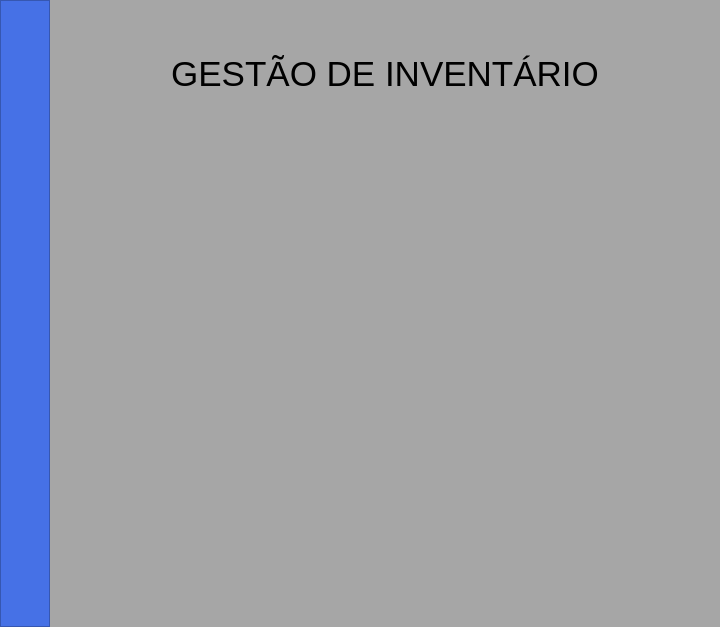
Above: user_interface/design.ui from AlvaroKumaira/app_stock before the change. Below: the same form after it.
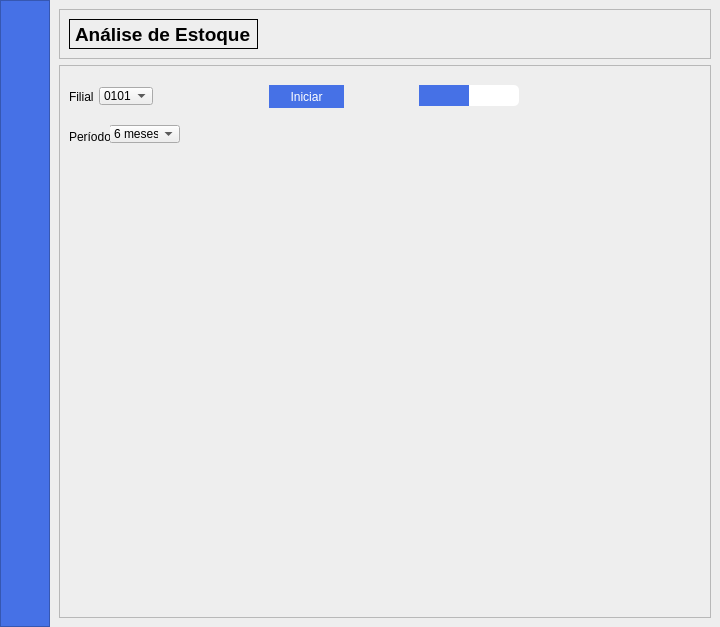
That is the form after the change. Icons and pictures are not drawn.

```diff
--- a/user_interface/design.ui
+++ b/user_interface/design.ui
@@ -361,7 +361,7 @@
           <enum>QFrame::Plain</enum>
          </property>
          <property name="currentIndex">
-          <number>0</number>
+          <number>2</number>
          </property>
          <widget class="QWidget" name="home">
           <property name="styleSheet">
@@ -1049,6 +1049,298 @@
            </item>
           </layout>
          </widget>
+         <widget class="QWidget" name="table_view">
+          <property name="styleSheet">
+           <string notr="true">background-color: rgb(238, 238, 238);</string>
+          </property>
+          <layout class="QVBoxLayout" name="verticalLayout_11">
+           <item>
+            <widget class="QFrame" name="frame">
+             <property name="minimumSize">
+              <size>
+               <width>0</width>
+               <height>50</height>
+              </size>
+             </property>
+             <property name="maximumSize">
+              <size>
+               <width>16777215</width>
+               <height>50</height>
+              </size>
+             </property>
+             <property name="frameShape">
+              <enum>QFrame::StyledPanel</enum>
+             </property>
+             <property name="frameShadow">
+              <enum>QFrame::Raised</enum>
+             </property>
+             <layout class="QHBoxLayout" name="horizontalLayout_4">
+              <item>
+               <widget class="QLabel" name="relat_title_2">
+                <property name="minimumSize">
+                 <size>
+                  <width>100</width>
+                  <height>0</height>
+                 </size>
+                </property>
+                <property name="font">
+                 <font>
+                  <pointsize>14</pointsize>
+                  <weight>75</weight>
+                  <bold>true</bold>
+                 </font>
+                </property>
+                <property name="frameShape">
+                 <enum>QFrame::Box</enum>
+                </property>
+                <property name="text">
+                 <string>Análise de Estoque</string>
+                </property>
+               </widget>
+              </item>
+              <item>
+               <spacer name="horizontalSpacer_12">
+                <property name="orientation">
+                 <enum>Qt::Horizontal</enum>
+                </property>
+                <property name="sizeHint" stdset="0">
+                 <size>
+                  <width>429</width>
+                  <height>20</height>
+                 </size>
+                </property>
+               </spacer>
+              </item>
+             </layout>
+            </widget>
+           </item>
+           <item>
+            <widget class="QFrame" name="table_base_frame">
+             <property name="styleSheet">
+              <string notr="true">background-color: rgb(238, 238, 238);</string>
+             </property>
+             <property name="frameShape">
+              <enum>QFrame::StyledPanel</enum>
+             </property>
+             <property name="frameShadow">
+              <enum>QFrame::Raised</enum>
+             </property>
+             <widget class="QProgressBar" name="table_progressbar">
+              <property name="geometry">
+               <rect>
+                <x>360</x>
+                <y>20</y>
+                <width>100</width>
+                <height>21</height>
+               </rect>
+              </property>
+              <property name="minimumSize">
+               <size>
+                <width>100</width>
+                <height>0</height>
+               </size>
+              </property>
+              <property name="maximumSize">
+               <size>
+                <width>100</width>
+                <height>16777215</height>
+               </size>
+              </property>
+              <property name="focusPolicy">
+               <enum>Qt::WheelFocus</enum>
+              </property>
+              <property name="styleSheet">
+               <string notr="true">QProgressBar {
+    border: 1px black;
+    border-radius: 5px;
+    background-color: rgb(255, 255, 255);  /* Set to your preferred background color */
+    text-align: center;  /* Optional: if you want text centered */
+}
+
+QProgressBar::chunk {
+    background-color: rgb(70, 113, 230);  /* Set to your preferred chunk color */
+    width: 5px;  /* Width of the moving chunk */
+    margin: 0px;  /* Space between individual chunks */
+}</string>
+              </property>
+              <property name="maximum">
+               <number>0</number>
+              </property>
+              <property name="value">
+               <number>-1</number>
+              </property>
+              <property name="textVisible">
+               <bool>false</bool>
+              </property>
+              <property name="invertedAppearance">
+               <bool>false</bool>
+              </property>
+              <property name="format">
+               <string>%p%</string>
+              </property>
+             </widget>
+             <widget class="QComboBox" name="table_filial_select">
+              <property name="geometry">
+               <rect>
+                <x>40</x>
+                <y>22</y>
+                <width>54</width>
+                <height>18</height>
+               </rect>
+              </property>
+              <property name="styleSheet">
+               <string notr="true"/>
+              </property>
+              <property name="currentText">
+               <string>0101</string>
+              </property>
+              <item>
+               <property name="text">
+                <string>0101</string>
+               </property>
+              </item>
+              <item>
+               <property name="text">
+                <string>0103</string>
+               </property>
+              </item>
+              <item>
+               <property name="text">
+                <string>0104</string>
+               </property>
+              </item>
+              <item>
+               <property name="text">
+                <string>0105</string>
+               </property>
+              </item>
+             </widget>
+             <widget class="QLabel" name="table_filial_lable">
+              <property name="geometry">
+               <rect>
+                <x>10</x>
+                <y>20</y>
+                <width>24</width>
+                <height>23</height>
+               </rect>
+              </property>
+              <property name="layoutDirection">
+               <enum>Qt::LeftToRight</enum>
+              </property>
+              <property name="styleSheet">
+               <string notr="true"/>
+              </property>
+              <property name="text">
+               <string>Filial:</string>
+              </property>
+              <property name="textFormat">
+               <enum>Qt::AutoText</enum>
+              </property>
+              <property name="alignment">
+               <set>Qt::AlignLeading|Qt::AlignLeft|Qt::AlignVCenter</set>
+              </property>
+             </widget>
+             <widget class="QPushButton" name="start_table_button">
+              <property name="geometry">
+               <rect>
+                <x>210</x>
+                <y>20</y>
+                <width>75</width>
+                <height>23</height>
+               </rect>
+              </property>
+              <property name="focusPolicy">
+               <enum>Qt::WheelFocus</enum>
+              </property>
+              <property name="autoFillBackground">
+               <bool>false</bool>
+              </property>
+              <property name="styleSheet">
+               <string notr="true">QPushButton {
+	background-color: rgb(70, 113, 230);
+    color: rgb(255, 255, 255);
+    border: none;
+}
+QPushButton:pressed {
+    background-color: rgb(100, 100, 100);
+}
+</string>
+              </property>
+              <property name="text">
+               <string>Iniciar</string>
+              </property>
+              <property name="default">
+               <bool>true</bool>
+              </property>
+              <property name="flat">
+               <bool>true</bool>
+              </property>
+             </widget>
+             <widget class="QComboBox" name="table_periodo_select">
+              <property name="geometry">
+               <rect>
+                <x>50</x>
+                <y>60</y>
+                <width>71</width>
+                <height>18</height>
+               </rect>
+              </property>
+              <property name="styleSheet">
+               <string notr="true"/>
+              </property>
+              <property name="currentText">
+               <string>6 meses</string>
+              </property>
+              <item>
+               <property name="text">
+                <string>6 meses</string>
+               </property>
+              </item>
+              <item>
+               <property name="text">
+                <string>3 meses</string>
+               </property>
+              </item>
+              <item>
+               <property name="text">
+                <string>12 meses</string>
+               </property>
+              </item>
+              <item>
+               <property name="text">
+                <string>24 meses</string>
+               </property>
+              </item>
+             </widget>
+             <widget class="QLabel" name="table_periodo_lable">
+              <property name="geometry">
+               <rect>
+                <x>10</x>
+                <y>60</y>
+                <width>41</width>
+                <height>23</height>
+               </rect>
+              </property>
+              <property name="layoutDirection">
+               <enum>Qt::LeftToRight</enum>
+              </property>
+              <property name="styleSheet">
+               <string notr="true"/>
+              </property>
+              <property name="text">
+               <string>Período:</string>
+              </property>
+              <property name="textFormat">
+               <enum>Qt::AutoText</enum>
+              </property>
+              <property name="alignment">
+               <set>Qt::AlignLeading|Qt::AlignLeft|Qt::AlignVCenter</set>
+              </property>
+             </widget>
+            </widget>
+           </item>
+          </layout>
+         </widget>
          <widget class="QWidget" name="sug_comp">
           <property name="styleSheet">
            <string notr="true">background-color: rgb(238, 238, 238);</string>
```
Left out of the diff: 49 changed lines with no effect on the pictures.
